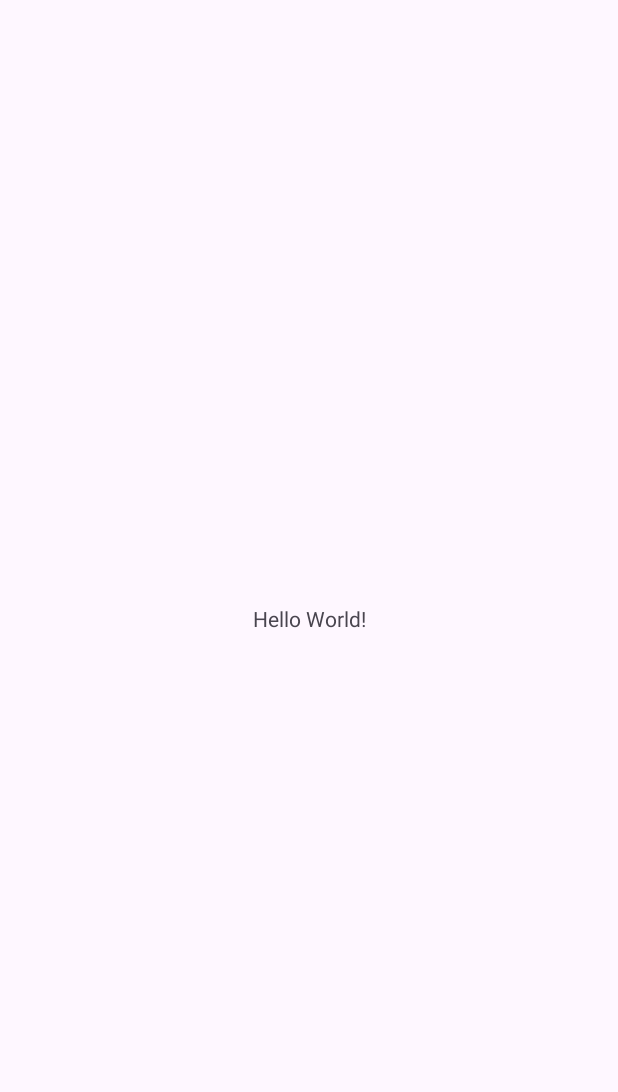
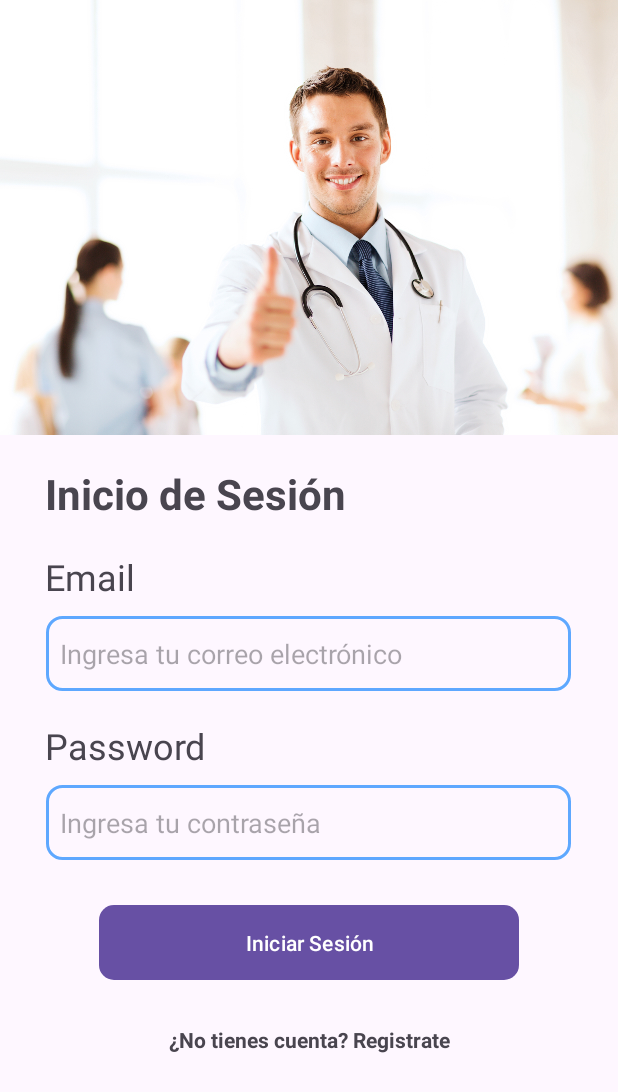
Before and after one commit to Maxxcizo/Proyecto_Integrador_Paciente, an Android app: the screen it shows after launch (MainActivity before the commit, LogIn after it), on a phone screen of 412 x 824 dp. Before the commit the part shown is almost empty. Shown: the top 1092 px of the screen. Run offline under Robolectric (Android 15) with nearby library versions, the phone set to English and light mode, and no system bars.

Commit message:
Creación del proyecto

```diff
--- a/app/build.gradle.kts
+++ b/app/build.gradle.kts
@@ -45,4 +45,5 @@ dependencies {
     testImplementation(libs.junit)
     androidTestImplementation(libs.androidx.junit)
     androidTestImplementation(libs.androidx.espresso.core)
+
 }
--- /dev/null
+++ b/app/src/main/java/com/example/medsyncpaciente/LogIn.kt
@@ -0,0 +1,20 @@
+package com.example.medsyncpaciente
+
+import android.os.Bundle
+import androidx.activity.enableEdgeToEdge
+import androidx.appcompat.app.AppCompatActivity
+import androidx.core.view.ViewCompat
+import androidx.core.view.WindowInsetsCompat
+
+class LogIn : AppCompatActivity() {
+    override fun onCreate(savedInstanceState: Bundle?) {
+        super.onCreate(savedInstanceState)
+        enableEdgeToEdge()
+        setContentView(R.layout.activity_login)
+        ViewCompat.setOnApplyWindowInsetsListener(findViewById(R.id.main)) { v, insets ->
+            val systemBars = insets.getInsets(WindowInsetsCompat.Type.systemBars())
+            v.setPadding(systemBars.left, systemBars.top, systemBars.right, systemBars.bottom)
+            insets
+        }
+    }
+}
--- a/app/src/main/java/com/example/medsyncpaciente/MainActivity.kt
+++ b/app/src/main/java/com/example/medsyncpaciente/SignupPassword.kt
@@ -6,11 +6,11 @@ import androidx.appcompat.app.AppCompatActivity
 import androidx.core.view.ViewCompat
 import androidx.core.view.WindowInsetsCompat
 
-class MainActivity : AppCompatActivity() {
+class SignupPassword : AppCompatActivity() {
     override fun onCreate(savedInstanceState: Bundle?) {
         super.onCreate(savedInstanceState)
         enableEdgeToEdge()
-        setContentView(R.layout.activity_main)
+        setContentView(R.layout.activity_signup_password)
         ViewCompat.setOnApplyWindowInsetsListener(findViewById(R.id.main)) { v, insets ->
             val systemBars = insets.getInsets(WindowInsetsCompat.Type.systemBars())
             v.setPadding(systemBars.left, systemBars.top, systemBars.right, systemBars.bottom)
--- /dev/null
+++ b/app/src/main/res/drawable/boton_redondo.xml
@@ -0,0 +1,9 @@
+<?xml version="1.0" encoding="utf-8"?>
+<shape xmlns:android="http://schemas.android.com/apk/res/android"
+    android:shape="rectangle">
+    <solid android:color="@color/lightblue" />
+    <corners android:bottomRightRadius="10dp"
+        android:bottomLeftRadius="10dp"
+        android:topRightRadius="10dp"
+        android:topLeftRadius="10dp"/>
+</shape>
--- /dev/null
+++ b/app/src/main/res/drawable/campos_de_texto_redondeados.xml
@@ -0,0 +1,9 @@
+<?xml version="1.0" encoding="utf-8"?>
+<shape xmlns:android="http://schemas.android.com/apk/res/android"
+    android:shape="rectangle">
+    <corners android:bottomRightRadius="10dp"
+        android:bottomLeftRadius="10dp"
+        android:topRightRadius="10dp"
+        android:topLeftRadius="10dp"/>
+    <stroke android:width="2dp" android:color="@color/lightblue" />
+</shape>
--- /dev/null
+++ b/app/src/main/res/layout/activity_login.xml
@@ -0,0 +1,110 @@
+<?xml version="1.0" encoding="utf-8"?>
+<LinearLayout xmlns:android="http://schemas.android.com/apk/res/android"
+    xmlns:app="http://schemas.android.com/apk/res-auto"
+    xmlns:tools="http://schemas.android.com/tools"
+    android:id="@+id/main"
+    android:layout_width="match_parent"
+    android:layout_height="match_parent"
+    android:orientation="vertical"
+    tools:context=".LogIn">
+
+        <ImageView
+            android:id="@+id/imageView"
+            android:layout_width="wrap_content"
+            android:layout_height="290dp"
+            app:srcCompat="@drawable/loginimage" />
+
+        <Space
+            android:layout_width="match_parent"
+            android:layout_height="20dp" />
+
+        <TextView
+            android:id="@+id/textView2"
+            android:layout_width="wrap_content"
+            android:layout_height="wrap_content"
+            android:textSize="28dp"
+            android:paddingLeft="30dp"
+            android:textStyle="bold"
+            android:baselineAligned="false"
+            android:text="Inicio de Sesión" />
+
+        <Space
+            android:layout_width="match_parent"
+            android:layout_height="20dp" />
+
+        <TextView
+            android:id="@+id/textView3"
+            android:layout_width="wrap_content"
+            android:layout_height="wrap_content"
+            android:paddingLeft="30dp"
+            android:text="Email"
+            android:textSize="24dp" />
+
+        <Space
+            android:layout_width="match_parent"
+            android:layout_height="10dp" />
+
+        <EditText
+            android:id="@+id/editTextTextEmailAddress"
+            android:layout_width="350dp"
+            android:layout_height="50dp"
+            android:ems="10"
+            android:inputType="textEmailAddress"
+            android:layout_gravity="center"
+            android:background="@drawable/campos_de_texto_redondeados"
+            android:hint="  Ingresa tu correo electrónico"
+
+            />
+
+        <Space
+            android:layout_width="match_parent"
+            android:layout_height="20dp" />
+
+        <TextView
+            android:id="@+id/tv_Password"
+            android:layout_width="wrap_content"
+            android:layout_height="wrap_content"
+            android:textSize="24dp"
+            android:paddingLeft="30dp"
+            android:text="Password" />
+
+        <Space
+            android:layout_width="match_parent"
+            android:layout_height="10dp" />
+
+        <EditText
+            android:id="@+id/et_Password"
+            android:layout_width="350dp"
+            android:layout_height="50dp"
+            android:ems="10"
+            android:layout_gravity="center"
+            android:hint="  Ingresa tu contraseña"
+            android:background="@drawable/campos_de_texto_redondeados"
+            android:inputType="textPassword" />
+
+        <Space
+            android:layout_width="match_parent"
+            android:layout_height="30dp" />
+
+        <Button
+            android:id="@+id/button"
+            android:layout_width="280dp"
+            android:layout_height="50dp"
+            android:layout_gravity="center"
+            android:text="Iniciar Sesión"
+            android:background="@drawable/boton_redondo"
+            />
+
+        <Space
+            android:layout_width="match_parent"
+            android:layout_height="30dp" />
+
+        <TextView
+            android:id="@+id/textView5"
+            android:layout_width="match_parent"
+            android:layout_height="wrap_content"
+            android:text="¿No tienes cuenta? Registrate"
+            android:textStyle="bold"
+            android:gravity="center"
+            />
+</LinearLayout>
--- a/app/src/main/res/layout/activity_main.xml
+++ /dev/null
@@ -1,19 +0,0 @@
-<?xml version="1.0" encoding="utf-8"?>
-<androidx.constraintlayout.widget.ConstraintLayout xmlns:android="http://schemas.android.com/apk/res/android"
-    xmlns:app="http://schemas.android.com/apk/res-auto"
-    xmlns:tools="http://schemas.android.com/tools"
-    android:id="@+id/main"
-    android:layout_width="match_parent"
-    android:layout_height="match_parent"
-    tools:context=".MainActivity">
-
-    <TextView
-        android:layout_width="wrap_content"
-        android:layout_height="wrap_content"
-        android:text="Hello World!"
-        app:layout_constraintBottom_toBottomOf="parent"
-        app:layout_constraintEnd_toEndOf="parent"
-        app:layout_constraintStart_toStartOf="parent"
-        app:layout_constraintTop_toTopOf="parent" />
-
-</androidx.constraintlayout.widget.ConstraintLayout>
--- a/app/src/main/res/values/colors.xml
+++ b/app/src/main/res/values/colors.xml
@@ -2,4 +2,5 @@
 <resources>
     <color name="black">#FF000000</color>
     <color name="white">#FFFFFFFF</color>
+    <color name="lightblue">#5EA8FF</color>
 </resources>
--- a/build.gradle.kts
+++ b/build.gradle.kts
@@ -2,4 +2,5 @@
 plugins {
     alias(libs.plugins.androidApplication) apply false
     alias(libs.plugins.jetbrainsKotlinAndroid) apply false
+    id("com.google.gms.google-services") version "4.4.1" apply false
 }
```
Also changed, not shown: app/src/main/AndroidManifest.xml (+7 -1 lines), app/src/main/java/com/example/medsyncpaciente/Signup.kt (added, +20 -0 lines), app/src/main/res/layout/activity_signup.xml (added, +200 -0 lines), app/src/main/res/layout/activity_signup_password.xml (added, +117 -0 lines), app/src/main/res/drawable/loginimage.jpg (added), 1 other file.
